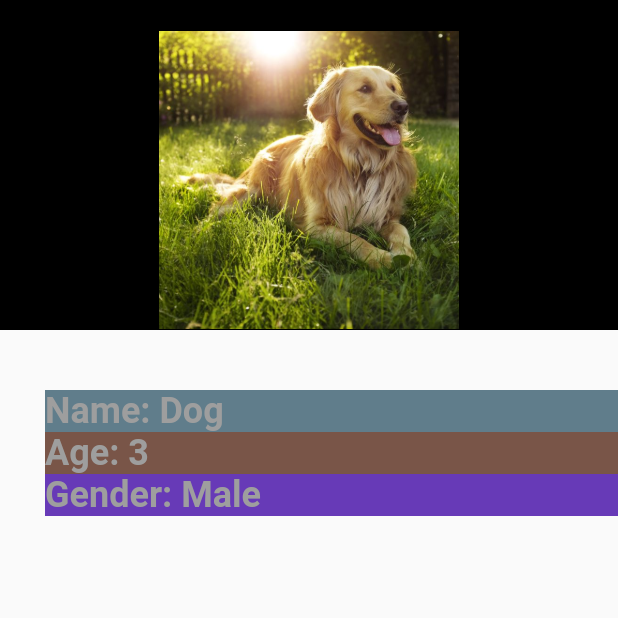
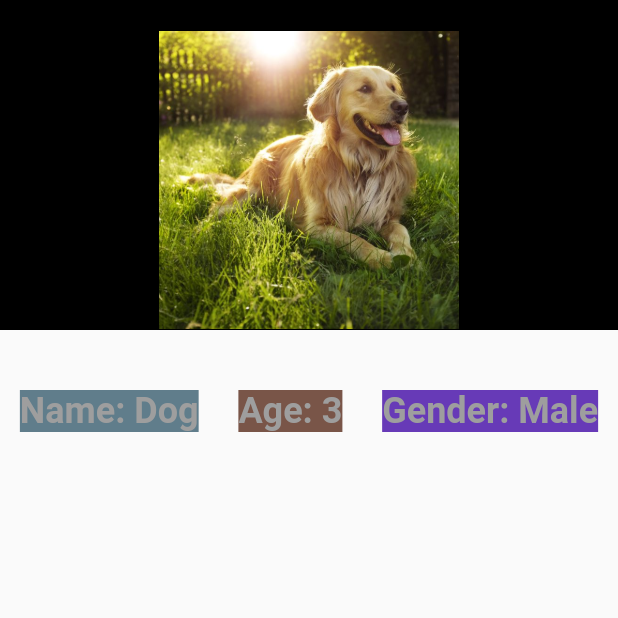
Before and after one commit to amaghrabi7/animals_flutter_app, a Flutter app: the screen it shows after launch, on a phone screen of 412 x 824 dp, the top half of it. Run offline on Flutter 3.47's test engine with Material 2 defaults, Android fonts, the phone set to English and light mode, and no system bars.

Commit message:
added the rows to texts in the column

```diff
--- a/lib/main.dart
+++ b/lib/main.dart
@@ -26,10 +26,13 @@ class MyApp extends StatelessWidget {
                   ),
                   child: Image.asset("assets/images/dog.jpeg",
                       height: 200, width: 200)),
+              Row(
+                mainAxisAlignment: MainAxisAlignment.spaceAround,
+                children: [
                   Container(
                     color: Colors.blueGrey,
-                alignment: Alignment.centerLeft,
-                margin: EdgeInsets.only(top: 40, left: 30),
+                    // alignment: Alignment.centerLeft,
+                    margin: EdgeInsets.only(top: 40),
                     child: Text(
                       "Name: Dog",
                       style: TextStyle(
@@ -40,8 +43,8 @@ class MyApp extends StatelessWidget {
                   ),
                   Container(
                     color: Colors.brown,
-                alignment: Alignment.centerLeft,
-                margin: EdgeInsets.only(left: 30),
+                    // alignment: Alignment.centerLeft,
+                    margin: EdgeInsets.only(top: 40),
                     child: Text(
                       "Age: 3",
                       style: TextStyle(
@@ -52,8 +55,8 @@ class MyApp extends StatelessWidget {
                   ),
                   Container(
                     color: Colors.deepPurple,
-                alignment: Alignment.centerLeft,
-                margin: EdgeInsets.only(left: 30),
+                    // alignment: Alignment.centerLeft,
+                    margin: EdgeInsets.only(top: 40),
                     child: Text(
                       "Gender: Male",
                       style: TextStyle(
@@ -64,6 +67,8 @@ class MyApp extends StatelessWidget {
                   ),
                 ],
               ),
+            ],
+          ),
         ),
       ),
     );
```
Lines whose indentation alone changed are shown as unchanged.
